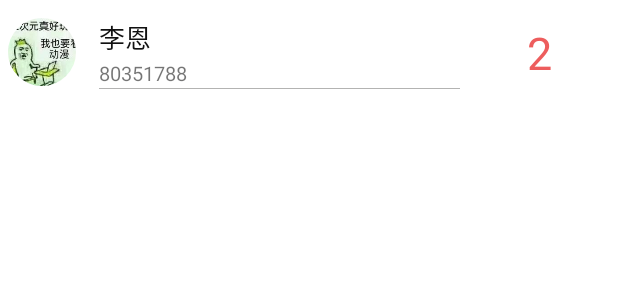
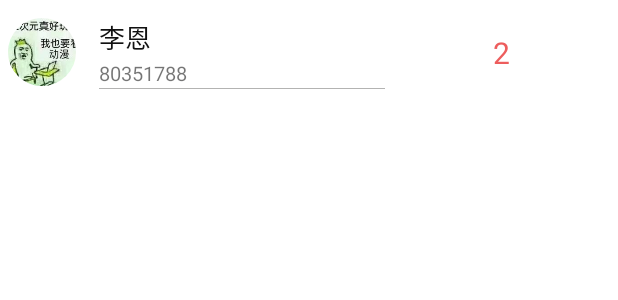
Before and after one commit to laosan-lien/LottoryApp, an Android app: the layout luck_dog_item_with_prob.xml on its own in the app's theme, with its tools: preview values and no code run, on a phone screen of 412 x 824 dp. Shown: the top 300 px of the screen. Run offline under Robolectric (Android 15) with nearby library versions, the phone set to English and light mode, and no system bars.

Commit message:
solve the bug show prob

```diff
--- a/app/src/main/java/com/loasan/lucky/LuckProbAdapter.kt
+++ b/app/src/main/java/com/loasan/lucky/LuckProbAdapter.kt
@@ -37,7 +37,7 @@ class LuckProbAdapter(private val context: Context, private val luckDogList: Lis
         holder.headPortrait.setImageDrawable(context.resources.getDrawable(HeadPortraitList.getHeadPortrait()))
         holder.name.text  = luckDogList[position].name
         holder.workNum.text = luckDogList[position].workNum
-        holder.weight.text = luckDogList[position].winProb.toString()
+        holder.weight.text =  String.format("%.3f",(luckDogList[position].winProb.toDouble()/1000))
 
     }
 
--- a/app/src/main/java/com/loasan/lucky/network/LuckNetwork.kt
+++ b/app/src/main/java/com/loasan/lucky/network/LuckNetwork.kt
@@ -1,5 +1,6 @@
 package com.loasan.lucky.network
 
+import android.util.Log
 import com.loasan.lucky.beans.LuckDog
 import retrofit2.Call
 import retrofit2.Callback
@@ -7,6 +8,8 @@ import retrofit2.Response
 import kotlin.coroutines.resume
 import kotlin.coroutines.resumeWithException
 import kotlin.coroutines.suspendCoroutine
+
+private const val TAG = "Luck:LuckNetwork"
 
 object LuckNetwork {
 
@@ -32,6 +35,7 @@ object LuckNetwork {
 
                 override fun onResponse(call: Call<T>, response: Response<T>) {
                     val body = response.body()
+                    Log.d(TAG, "onResponse:${response.body()}")
                     if (body != null) continuation.resume(body)
                     else continuation.resumeWithException(
                         RuntimeException("response body is null")
--- a/app/src/main/res/layout/luck_dog_item.xml
+++ b/app/src/main/res/layout/luck_dog_item.xml
@@ -20,8 +20,7 @@
         android:layout_height="match_parent"
         android:layout_margin="10dp"
         android:orientation="vertical"
-        android:paddingStart="10dp"
-        android:paddingEnd="10dp">
+        >
 
 
         <TextView
@@ -49,7 +48,6 @@
             android:layout_height="0.5dp"
             android:paddingLeft="5dp"
             android:paddingEnd="5dp"
-
             tools:ignore="Suspicious0dp" />
     </LinearLayout>
 
--- a/app/src/main/res/layout/luck_dog_item_with_prob.xml
+++ b/app/src/main/res/layout/luck_dog_item_with_prob.xml
@@ -56,8 +56,8 @@
         android:layout_width="0dp"
         android:layout_height="match_parent"
         android:layout_margin="5dp"
-        android:textSize="30dp"
-        android:layout_weight="1"
+        android:textSize="20dp"
+        android:layout_weight="2"
         android:textColor="#ED5D5D"
         android:gravity="center"
         android:orientation="vertical"
```
